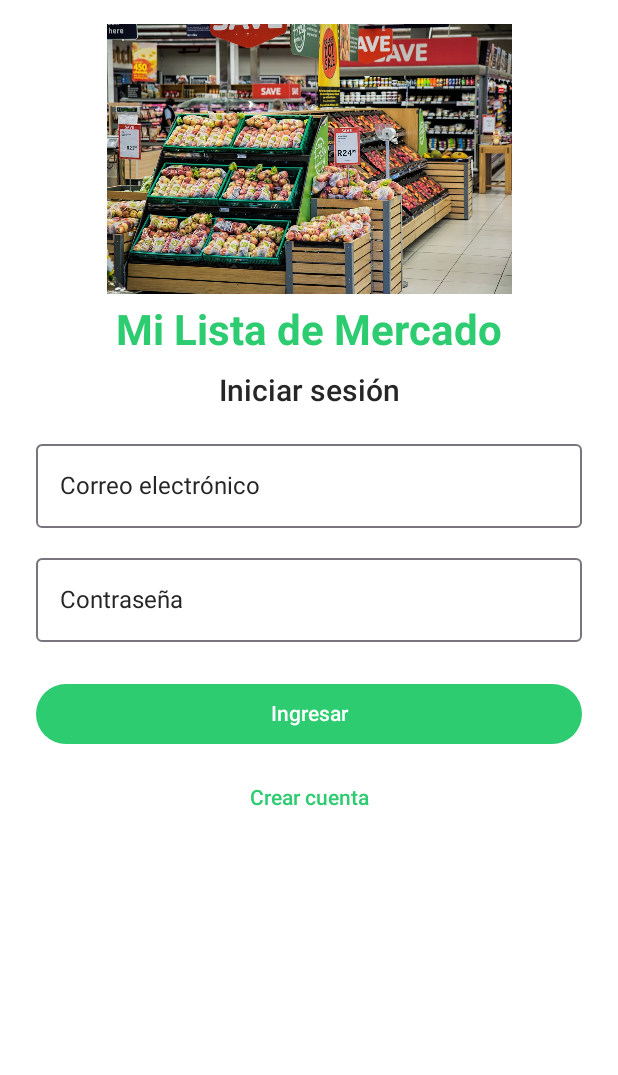
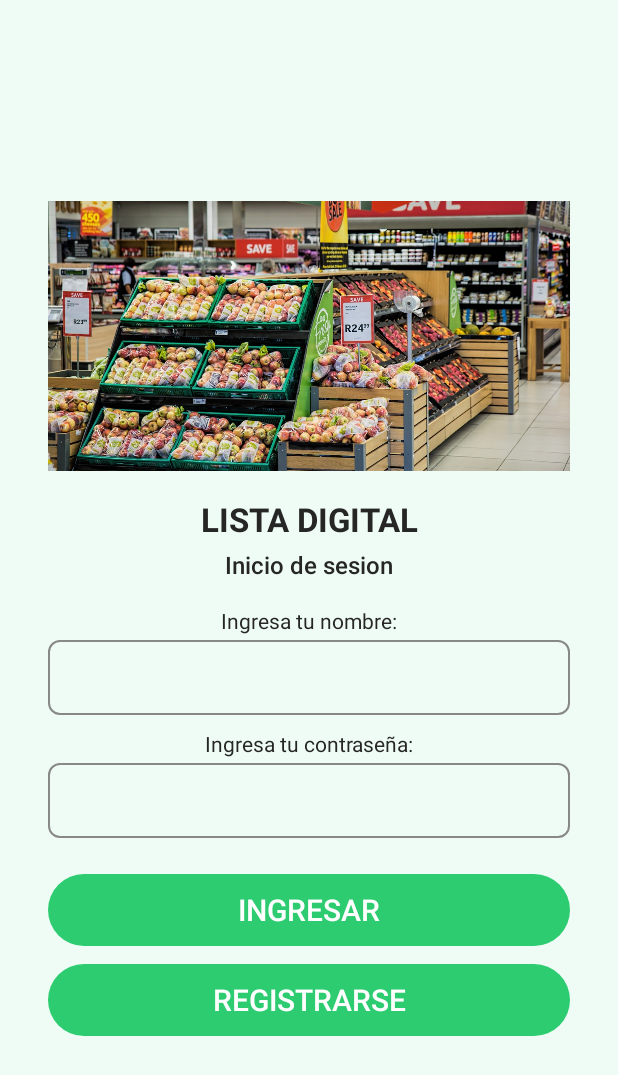
Before and after one commit to JuanfeP2004/AppNativa, an Android app built with Jetpack Compose: the login screen opened through its navigation route, on a phone screen of 412 x 824 dp. Shown: the top 1075 px of the screen. Run offline under Robolectric (Android 15) with nearby library versions, the phone set to English and light mode, and no system bars.

Commit message:
Estilos corregidos y mejorados de los screen Register y Login

```diff
--- a/app/src/main/java/com/xacarana/milistademercado/screens/Login.kt
+++ b/app/src/main/java/com/xacarana/milistademercado/screens/Login.kt
@@ -3,7 +3,9 @@ package com.xacarana.milistademercado.screens
 import android.os.Build
 import androidx.annotation.RequiresApi
 import androidx.compose.foundation.Image
+import androidx.compose.foundation.background
 import androidx.compose.foundation.layout.*
+import androidx.compose.foundation.shape.RoundedCornerShape
 import androidx.compose.material3.*
 import androidx.compose.runtime.*
 import androidx.compose.ui.Alignment
@@ -11,6 +13,8 @@ import androidx.compose.ui.Modifier
 import androidx.compose.ui.graphics.Color
 import androidx.compose.ui.layout.ContentScale
 import androidx.compose.ui.res.painterResource
+import androidx.compose.ui.text.TextStyle
+import androidx.compose.ui.text.font.FontFamily
 import androidx.compose.ui.text.font.FontWeight
 import androidx.compose.ui.text.input.PasswordVisualTransformation
 import androidx.compose.ui.unit.dp
@@ -19,7 +23,9 @@ import androidx.navigation.NavController
 import com.xacarana.milistademercado.R
 import com.xacarana.milistademercado.functions.Auth
 import com.xacarana.milistademercado.models.User
-import com.xacarana.milistademercado.ui.theme.ScreenPadding
+import com.xacarana.milistademercado.ui.theme.BackgroundLight
+import com.xacarana.milistademercado.ui.theme.GreenPrimary
+import com.xacarana.milistademercado.ui.theme.TextColor
 import kotlinx.coroutines.launch
 
 @RequiresApi(Build.VERSION_CODES.O)
@@ -32,70 +38,111 @@ fun Login(navController: NavController, user: User, authenticator: Auth) {
 
     Surface(
         modifier = Modifier
-            .fillMaxSize(),
-        color = Color.White
+            .fillMaxSize()
+            .background(BackgroundLight)
     ) {
         Column(
-            modifier = ScreenPadding.fillMaxSize(),
+            modifier = Modifier
+                .fillMaxSize()
+                .padding(horizontal = 32.dp),
             horizontalAlignment = Alignment.CenterHorizontally,
-            verticalArrangement = Arrangement.Top
+            verticalArrangement = Arrangement.Center
         ) {
             Image(
                 painter = painterResource(id = R.drawable.auth_image),
                 contentDescription = "Imagen de inicio",
-                contentScale = ContentScale.Fit,
+                contentScale = ContentScale.Crop,
                 modifier = Modifier
                     .fillMaxWidth()
                     .height(180.dp)
             )
 
+            Spacer(modifier = Modifier.height(20.dp))
+
+            Text(
+                text = "LISTA DIGITAL",
+                fontSize = 22.sp,
+                fontWeight = FontWeight.Bold,
+                color = TextColor,
+                fontFamily = FontFamily.SansSerif
+            )
+
             Spacer(modifier = Modifier.height(8.dp))
 
             Text(
-                text = "Mi Lista de Mercado",
-                fontSize = 28.sp,
-                fontWeight = FontWeight.Bold,
-                color = Color(0xFF2ECC71)
+                text = "Inicio de sesion",
+                fontSize = 16.sp,
+                fontWeight = FontWeight.SemiBold,
+                color = TextColor,
+                fontFamily = FontFamily.SansSerif
+            )
+
+            Spacer(modifier = Modifier.height(20.dp))
+
+            Text(
+                text = "Ingresa tu nombre:",
+                fontSize = 14.sp,
+                color = TextColor,
+                fontFamily = FontFamily.SansSerif
+            )
+
+            Spacer(modifier = Modifier.height(4.dp))
+
+            OutlinedTextField(
+                value = email,
+                onValueChange = { email = it },
+                singleLine = true,
+                textStyle = TextStyle(fontFamily = FontFamily.SansSerif),
+                modifier = Modifier
+                    .fillMaxWidth()
+                    .height(50.dp),
+                shape = RoundedCornerShape(8.dp),
+                colors = OutlinedTextFieldDefaults.colors(
+                    focusedBorderColor = GreenPrimary,
+                    unfocusedBorderColor = Color.Gray,
+                    cursorColor = GreenPrimary
+                )
             )
 
             Spacer(modifier = Modifier.height(12.dp))
 
             Text(
-                text = "Iniciar sesión",
-                fontSize = 20.sp,
-                fontWeight = FontWeight.SemiBold
+                text = "Ingresa tu contraseña:",
+                fontSize = 14.sp,
+                color = TextColor,
+                fontFamily = FontFamily.SansSerif
             )
 
-            Spacer(modifier = Modifier.height(16.dp))
-
-            OutlinedTextField(
-                value = email,
-                onValueChange = { email = it },
-                label = { Text("Correo electrónico") },
-                modifier = Modifier.fillMaxWidth()
-            )
-
-            Spacer(modifier = Modifier.height(12.dp))
+            Spacer(modifier = Modifier.height(4.dp))
 
             OutlinedTextField(
                 value = password,
                 onValueChange = { password = it },
-                label = { Text("Contraseña") },
+                singleLine = true,
                 visualTransformation = PasswordVisualTransformation(),
-                modifier = Modifier.fillMaxWidth()
+                textStyle = TextStyle(fontFamily = FontFamily.SansSerif),
+                modifier = Modifier
+                    .fillMaxWidth()
+                    .height(50.dp),
+                shape = RoundedCornerShape(8.dp),
+                colors = OutlinedTextFieldDefaults.colors(
+                    focusedBorderColor = GreenPrimary,
+                    unfocusedBorderColor = Color.Gray,
+                    cursorColor = GreenPrimary
+                )
             )
 
-            Spacer(modifier = Modifier.height(8.dp))
-
             if (messageError.isNotEmpty()) {
+                Spacer(modifier = Modifier.height(10.dp))
                 Text(
                     text = messageError,
                     color = Color.Red,
-                    fontSize = 14.sp
+                    fontSize = 14.sp,
+                    fontFamily = FontFamily.SansSerif
                 )
             }
 
-            Spacer(modifier = Modifier.height(16.dp))
+            Spacer(modifier = Modifier.height(24.dp))
 
             Button(
                 onClick = {
@@ -110,16 +157,26 @@ fun Login(navController: NavController, user: User, authenticator: Auth) {
                         )
                     }
                 },
-                colors = ButtonDefaults.buttonColors(containerColor = Color(0xFF2ECC71)),
-                modifier = Modifier.fillMaxWidth()
+                colors = ButtonDefaults.buttonColors(containerColor = GreenPrimary),
+                shape = RoundedCornerShape(24.dp),
+                modifier = Modifier
+                    .fillMaxWidth()
+                    .height(48.dp)
             ) {
-                Text("Ingresar", color = Color.White)
+                Text("INGRESAR", fontFamily = FontFamily.SansSerif, color = Color.White)
             }
 
-            Spacer(modifier = Modifier.height(8.dp))
+            Spacer(modifier = Modifier.height(12.dp))
 
-            TextButton(onClick = { navController.navigate("register") }) {
-                Text("Crear cuenta", color = Color(0xFF2ECC71))
+            Button(
+                onClick = { navController.navigate("register") },
+                colors = ButtonDefaults.buttonColors(containerColor = GreenPrimary),
+                shape = RoundedCornerShape(24.dp),
+                modifier = Modifier
+                    .fillMaxWidth()
+                    .height(48.dp)
+            ) {
+                Text("REGISTRARSE", fontFamily = FontFamily.SansSerif, color = Color.White)
             }
         }
     }
--- a/app/src/main/java/com/xacarana/milistademercado/ui/theme/Theme.kt
+++ b/app/src/main/java/com/xacarana/milistademercado/ui/theme/Theme.kt
@@ -34,7 +34,7 @@ fun MiListaDeMercadoTheme(
     dynamicColor: Boolean = false,
     content: @Composable () -> Unit
 ) {
-    val colorScheme = LightColorScheme // For now, we're locking the theme to light.
+    val colorScheme = LightColorScheme
 
     MaterialTheme(
         colorScheme = colorScheme,
--- a/app/src/main/java/com/xacarana/milistademercado/ui/theme/Type.kt
+++ b/app/src/main/java/com/xacarana/milistademercado/ui/theme/Type.kt
@@ -10,7 +10,7 @@ val Typography = Typography(
     bodyLarge = TextStyle(
         fontFamily = FontFamily.SansSerif,
         fontWeight = FontWeight.Normal,
-        fontSize = 16.sp,
+        fontSize = 18.sp,
         color = TextColor
     ),
     headlineLarge = TextStyle(
@@ -22,7 +22,7 @@ val Typography = Typography(
     labelLarge = TextStyle(
         fontFamily = FontFamily.SansSerif,
         fontWeight = FontWeight.Medium,
-        fontSize = 14.sp,
+        fontSize = 20.sp,
         color = TextColor
     )
 )
```
Also changed, not shown: app/src/main/java/com/xacarana/milistademercado/screens/Register.kt (+43 -20 lines).
